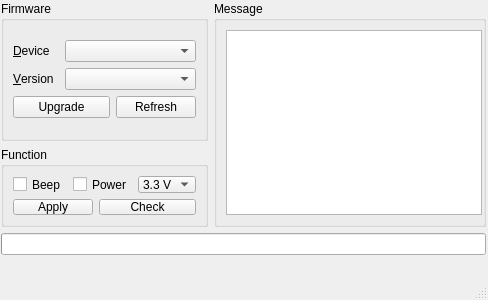
Qt form mm32upgrade.ui (ChenDudo/mm32upgrade) before a commit.
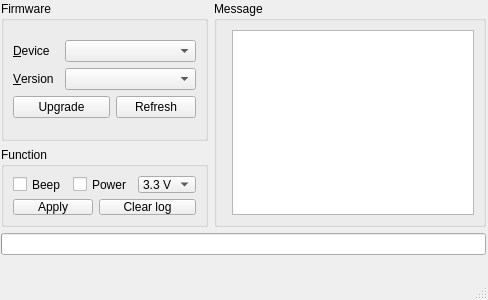
The same form after that commit. Icons and pictures are not drawn.

Commit message: add clear log, fix up funtion logic

The edit to the form file:
```diff
--- a/mm32upgrade.ui
+++ b/mm32upgrade.ui
@@ -30,7 +30,7 @@
     <normaloff>MM32_Logo.ico</normaloff>MM32_Logo.ico</iconset>
   </property>
   <widget class="QWidget" name="centralwidget">
-   <widget class="QWidget" name="">
+   <widget class="QWidget" name="layoutWidget">
     <property name="geometry">
      <rect>
       <x>0</x>
@@ -41,7 +41,7 @@
     </property>
     <layout class="QHBoxLayout" name="horizontalLayout"/>
    </widget>
-   <widget class="QWidget" name="">
+   <widget class="QWidget" name="layoutWidget">
     <property name="geometry">
      <rect>
       <x>1</x>
@@ -232,7 +232,7 @@
               <item row="0" column="1">
                <widget class="QPushButton" name="btnCancel">
                 <property name="text">
-                 <string>Check</string>
+                 <string>Clear log</string>
                 </property>
                </widget>
               </item>
@@ -249,7 +249,7 @@
           <string>Message</string>
          </property>
          <layout class="QFormLayout" name="formLayout_2">
-          <item row="0" column="0">
+          <item row="0" column="1">
            <widget class="QTextBrowser" name="textView"/>
           </item>
          </layout>
```
Left out of the diff: 24 changed lines with no effect on the pictures. The commit also changes 4 other files.
